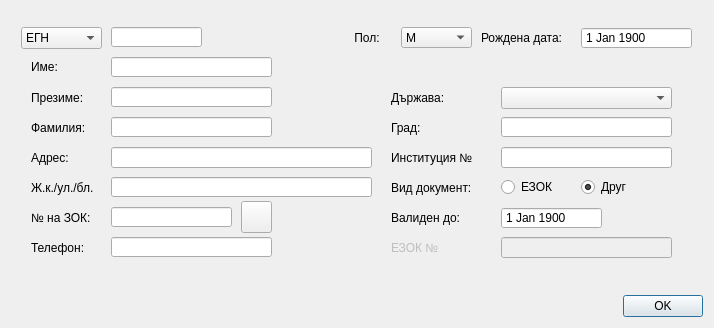
Before: the Qt Designer form src/View/Widgets/PatientFormDialog.ui in thefinalcutbg/DinoDent, drawn with Qt 5.
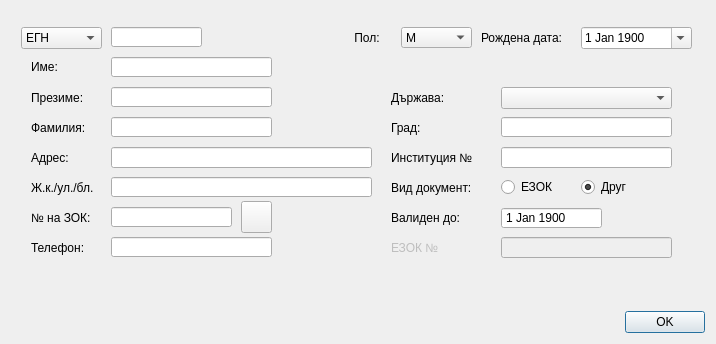
After: the same form once the commit is applied. Custom widgets are drawn as their Qt base class.

What changed in the file:
```diff
--- a/src/View/Widgets/PatientFormDialog.ui
+++ b/src/View/Widgets/PatientFormDialog.ui
@@ -6,8 +6,8 @@
    <rect>
     <x>0</x>
     <y>0</y>
-    <width>710</width>
-    <height>328</height>
+    <width>716</width>
+    <height>344</height>
    </rect>
   </property>
   <property name="sizePolicy">
@@ -162,7 +162,7 @@
       </property>
       <property name="maximumDateTime">
        <datetime>
-        <hour>7</hour>
+        <hour>5</hour>
         <minute>59</minute>
         <second>59</second>
         <year>9999</year>
@@ -177,6 +177,9 @@
         <day>1</day>
        </date>
       </property>
+      <property name="calendarPopup">
+       <bool>true</bool>
+      </property>
       <property name="date">
        <date>
         <year>1900</year>
@@ -687,6 +690,11 @@
  </widget>
  <layoutdefault spacing="6" margin="11"/>
  <customwidgets>
+  <customwidget>
+   <class>DateEdit</class>
+   <extends>QDateEdit</extends>
+   <header>View/uiComponents/DateEdit.h</header>
+  </customwidget>
   <customwidget>
    <class>LineEdit</class>
    <extends>QLineEdit</extends>
@@ -697,11 +705,6 @@
    <extends>QLineEdit</extends>
    <header>View/uiComponents/AutoCompleteLineEdit.h</header>
   </customwidget>
-  <customwidget>
-   <class>DateEdit</class>
-   <extends>QDateEdit</extends>
-   <header>View/uiComponents/DateEdit.h</header>
-  </customwidget>
   <customwidget>
    <class>ComboBox</class>
    <extends>QComboBox</extends>
```
Left out of the diff: 2 changed lines with no effect on the pictures.
